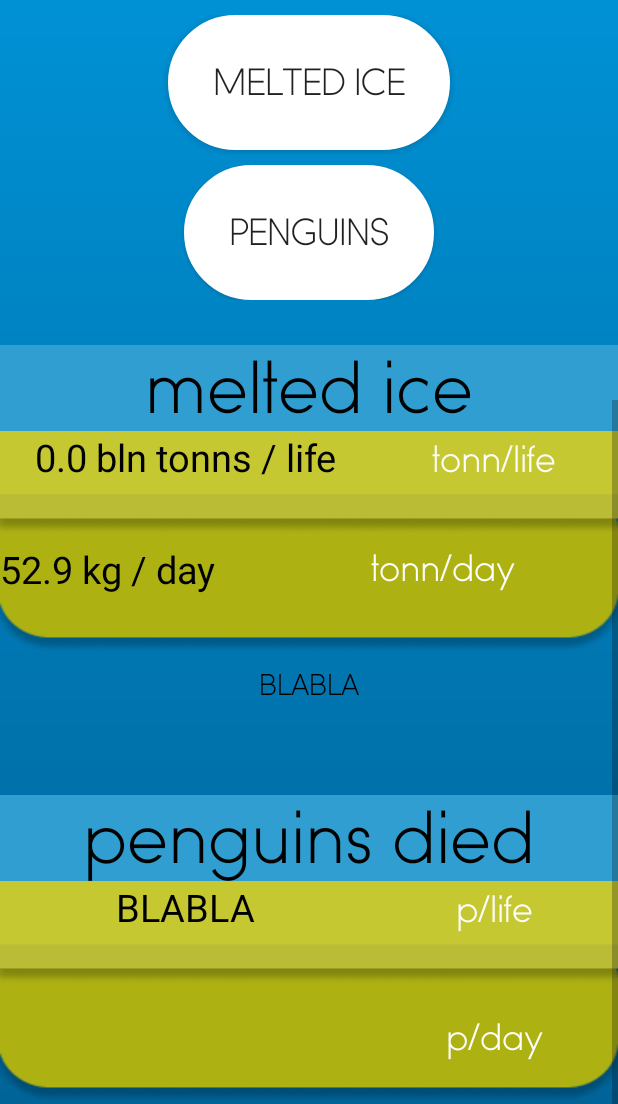
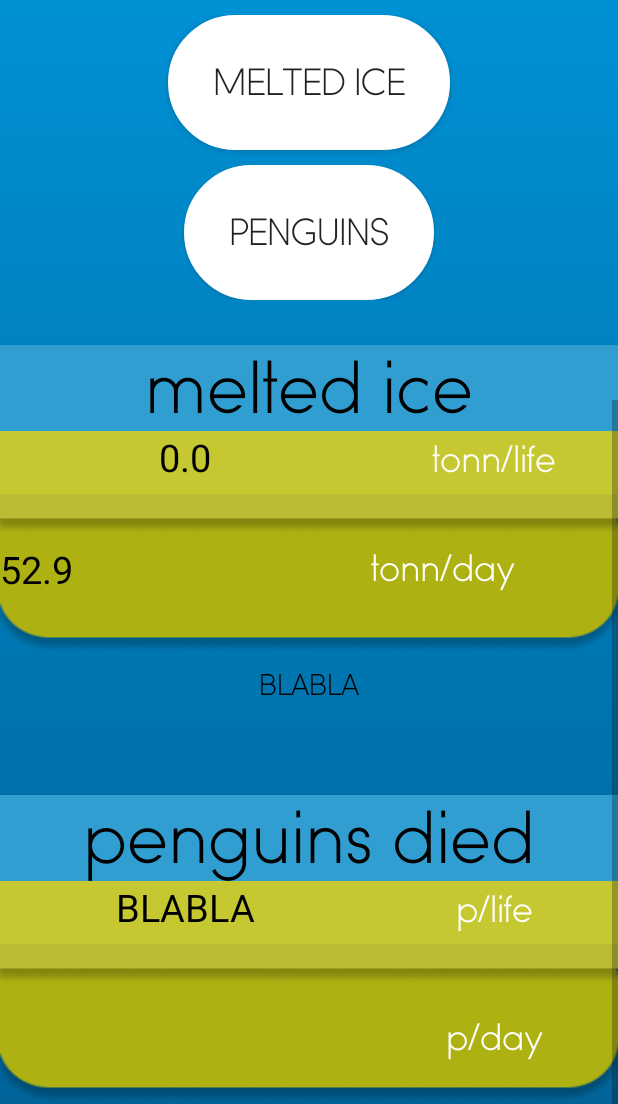
Before and after one commit to Urpanium/IceSaver, an Android app: the MainActivity screen opened directly, with no data from a screen before it, scrolled down 488 dp, on a phone screen of 412 x 824 dp, the part 132-1236 px from its top. Run offline under Robolectric (Android 15) with nearby library versions, the phone set to English and light mode, and no system bars; 5 statements that could not run were skipped.

Commit message:
Output fixes

```diff
--- a/app/src/main/java/com/tuc/icesaver/MainActivity.java
+++ b/app/src/main/java/com/tuc/icesaver/MainActivity.java
@@ -28,6 +28,9 @@ public class MainActivity extends AppCompatActivity {
     TextView iceMeltPerDayText;
     TextView iceMeltPerLifeText;
 
+    TextView penguinsPerDayText;
+    TextView penguinsDiedText;
+
     final double iceMeltPerDayStandart = 62.230919765;//kg
     final double iceMeltPerDayAll = iceMeltPerDayStandart * 7000000;
     final long penguinsPerDay = 650;
@@ -57,6 +60,7 @@ public class MainActivity extends AppCompatActivity {
             }
             Settings.pengiunsDied = 325 * Settings.age * 365;
             Settings.lastTime = (new Date()).getTime();
+            //setNotificationSchedule();
             Debug.d(null, "First run: " + Settings.lastIceMelt1 + " lastTime: " + Settings.lastTime);
         }
 
@@ -117,15 +121,17 @@ public class MainActivity extends AppCompatActivity {
 
         updateInfluence();
 
+        //penguinsPerDayText.setText();
+
         double outputIceValue = new BigDecimal(iceMeltPerDay1).setScale(1, RoundingMode.HALF_UP).doubleValue();
-        iceMeltPerDayText.setText(outputIceValue + " " + getResources().getString(R.string.main_ice_melt_per_day));
+        iceMeltPerDayText.setText(outputIceValue+"");
 
         double outputIceAllValue = new BigDecimal(Settings.lastIceMeltAll).setScale(1, RoundingMode.HALF_UP).doubleValue();
-        iceMeltPerLifeText.setText(outputIceAllValue + " " + getResources().getString(R.string.main_ice_melt_per_life));
+        iceMeltPerLifeText.setText(outputIceAllValue+"");
         Settings.save();
     }
 
-    void setNotificationSchedule() {
+    /*void setNotificationSchedule() {
         int previous = 0;
         String[] tips = getResources().getStringArray(R.array.tips);
         for (int i = 0; i < 365; i++) {
@@ -135,7 +141,8 @@ public class MainActivity extends AppCompatActivity {
                             .setSmallIcon(R.mipmap.ic_launcher)
                             .setContentText(getResources().getString(R.string.notification_title))
                             .setContentText("Notification text")
-                            .setAutoCancel(true);
+                            .setAutoCancel(true)
+                            .setWhen(Settings.lastTime + i * 1000);
 
             Intent intent = new Intent(this, MainActivity.class);
             PendingIntent pendingIntent = PendingIntent.getActivity(this, 0, intent,
@@ -145,9 +152,10 @@ public class MainActivity extends AppCompatActivity {
             NotificationManager notificationManager =
                     (NotificationManager) getSystemService(NOTIFICATION_SERVICE);
             notificationManager.notify(1, notification);
+
         }
 
-    }
+    }*/
 
     @Override
     public boolean onCreateOptionsMenu(Menu menu) {
@@ -165,6 +173,8 @@ public class MainActivity extends AppCompatActivity {
     void findWidgets() {
         iceMeltPerDayText = findViewById(R.id.main_melted_ice_per_day);
         iceMeltPerLifeText = findViewById(R.id.main_melted_for_life);
+        penguinsDiedText = findViewById(R.id.main_penguins_per_life);
+        penguinsPerDayText = findViewById(R.id.main_penguins_per_day);
     }
 
     void onBlankChange() {
```
